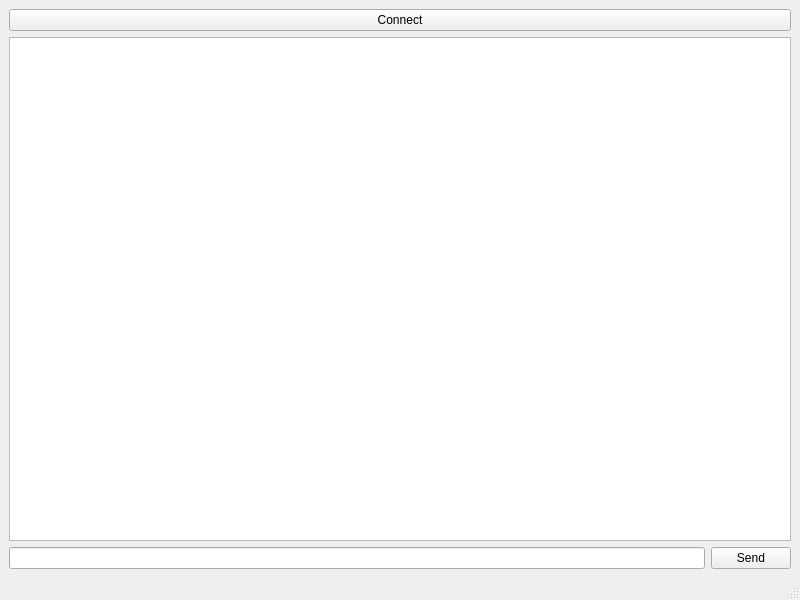
First picture: the form in Client/ChatiKClient/mainwindow.ui, repository ED-Daniel/chatik, before the edit.
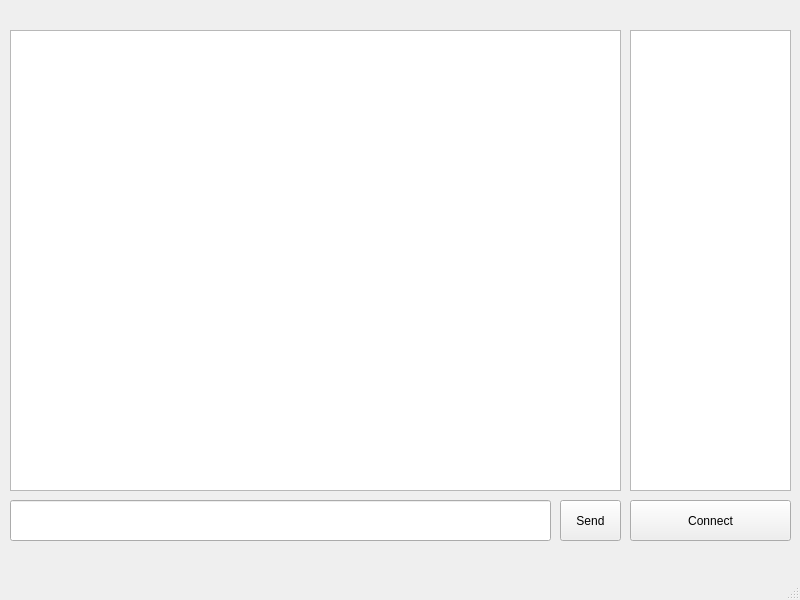
Second picture: the form after the edit.

Commit message: added clients sync list

What changed in the file:
```diff
--- a/Client/ChatiKClient/mainwindow.ui
+++ b/Client/ChatiKClient/mainwindow.ui
@@ -14,28 +14,62 @@
    <string>MainWindow</string>
   </property>
   <widget class="QWidget" name="centralwidget">
-   <layout class="QGridLayout" name="gridLayout">
-    <item row="2" column="0">
-     <widget class="QLineEdit" name="messageInput"/>
-    </item>
-    <item row="2" column="1">
+   <widget class="QLineEdit" name="messageInput">
+    <property name="geometry">
+     <rect>
+      <x>10</x>
+      <y>500</y>
+      <width>541</width>
+      <height>41</height>
+     </rect>
+    </property>
+   </widget>
      <widget class="QPushButton" name="sendButton">
+    <property name="geometry">
+     <rect>
+      <x>560</x>
+      <y>500</y>
+      <width>61</width>
+      <height>41</height>
+     </rect>
+    </property>
       <property name="text">
        <string>Send</string>
       </property>
      </widget>
-    </item>
-    <item row="1" column="0" colspan="2">
-     <widget class="QTextBrowser" name="messagesArea"/>
-    </item>
-    <item row="0" column="0" colspan="2">
+   <widget class="QTextBrowser" name="messagesArea">
+    <property name="geometry">
+     <rect>
+      <x>10</x>
+      <y>30</y>
+      <width>611</width>
+      <height>461</height>
+     </rect>
+    </property>
+   </widget>
      <widget class="QPushButton" name="connectButton">
+    <property name="geometry">
+     <rect>
+      <x>630</x>
+      <y>500</y>
+      <width>161</width>
+      <height>41</height>
+     </rect>
+    </property>
       <property name="text">
        <string>Connect</string>
       </property>
      </widget>
-    </item>
-   </layout>
+   <widget class="QTextBrowser" name="clientsList">
+    <property name="geometry">
+     <rect>
+      <x>630</x>
+      <y>30</y>
+      <width>161</width>
+      <height>461</height>
+     </rect>
+    </property>
+   </widget>
   </widget>
   <widget class="QMenuBar" name="menubar">
    <property name="geometry">
```
Lines whose indentation alone changed are shown as unchanged. The commit also changes 68 other files.
